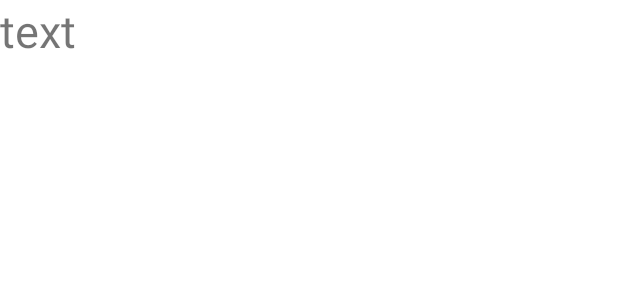
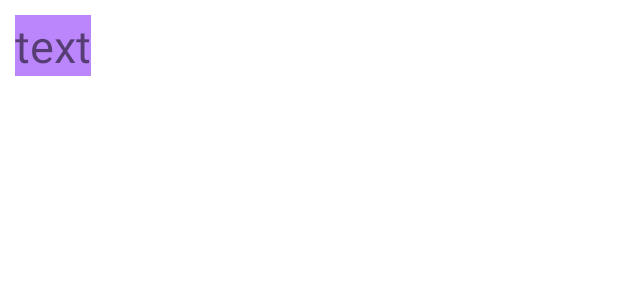
Before and after one commit to ishak728/Chat-app, an Android app: the layout recycler_row_right.xml on its own in the app's theme, with its tools: preview values and no code run, on a phone screen of 412 x 824 dp. Shown: the top 300 px of the screen. Run offline under Robolectric (Android 15) with nearby library versions, the phone set to English and light mode, and no system bars.

```diff
--- a/app/src/main/res/layout/recycler_row.xml
+++ b/app/src/main/res/layout/recycler_row.xml
@@ -11,6 +11,7 @@
         android:layout_width="wrap_content"
         android:layout_height="wrap_content"
         android:text="text"
+        android:background="@color/teal_200"
         android:textSize="30sp" />
 
 </LinearLayout>
--- a/app/src/main/res/layout/recycler_rowtwo.xml
+++ b/app/src/main/res/layout/recycler_row_right.xml
@@ -2,12 +2,17 @@
 <LinearLayout
     xmlns:android="http://schemas.android.com/apk/res/android"
     android:layout_width="match_parent"
-    android:layout_height="wrap_content">
+    android:layout_height="wrap_content"
+    android:padding="10dp">
+
 
     <TextView
-        android:layout_width="match_parent"
+        android:id="@+id/recyclerTextView"
+        android:layout_width="wrap_content"
         android:layout_height="wrap_content"
         android:text="text"
+        android:textAlignment="textEnd"
+        android:background="@color/purple_200"
         android:textSize="30sp" />
 
 </LinearLayout>
```
Also changed, not shown: app/src/main/java/com/ishak/chatapp/ChatRecyclerViewAdapter.kt (+8 -7 lines), app/src/main/res/layout/recycler_row_rigg.xml (deleted, +0 -16 lines).
